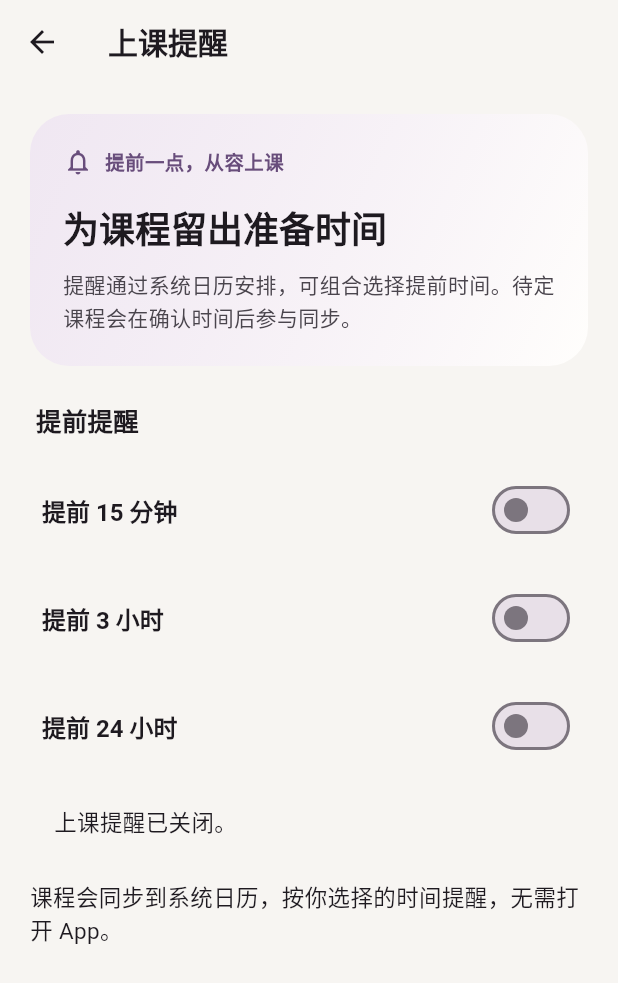
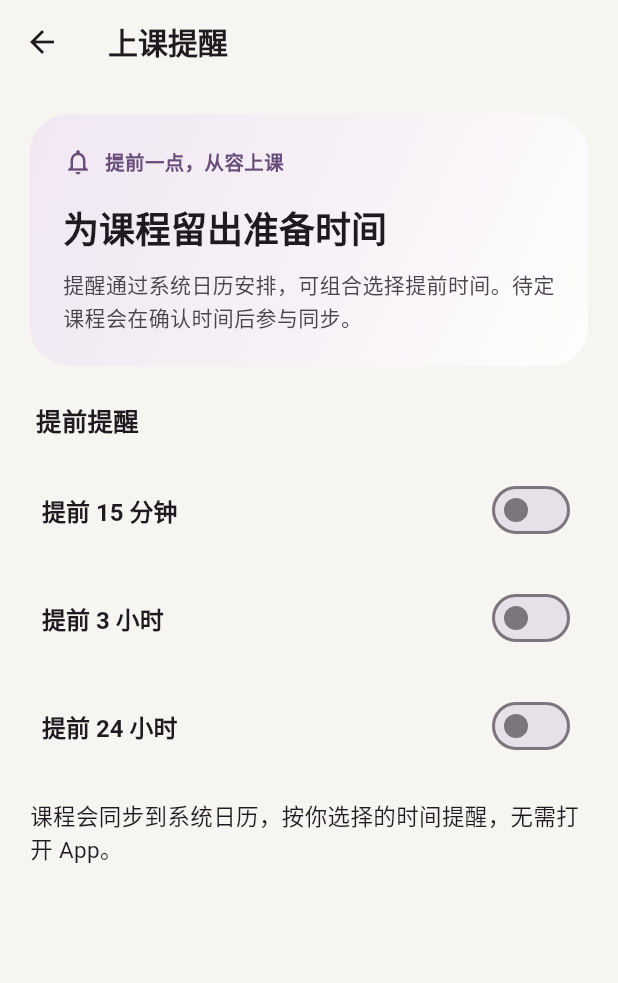
Before and after one commit to lt2236465917-design/sanqian-class, a Flutter app: the ReminderSettingsView screen opened directly, on a phone screen of 412 x 824 dp. Shown: the top 983 px of the screen. Run offline on Flutter 3.47's test engine with Material 3 defaults, Android fonts, the phone set to English and light mode, and no system bars; our stand-ins replace azlistview, dio, flutter_html, flutter_linkify, flutter_native_splash, fluttertoast and 7 more; missing offline and left inert: device_calendar, flutter_swiper_null_safety_flutter3, mobile_scanner, webview_flutter_android, zxing2; accounts and stored records are empty.

Commit message:
fix: keep the class reminder note fixed
Toggling the three lead times no longer replaces the line under the switches.

```diff
--- a/lib/Pages/Settings/ReminderSettingsView.dart
+++ b/lib/Pages/Settings/ReminderSettingsView.dart
@@ -96,26 +96,16 @@ class _ReminderSettingsViewState extends State<ReminderSettingsView>
       _widgetError = widgetError is String && widgetError.isNotEmpty
           ? widgetError
           : null;
-      _permissionDenied = result['permission'] == 'denied';
-      _isError =
-          _permissionDenied ||
-          (result['failed'] as num? ?? 0) > 0 ||
-          result.isEmpty ||
-          result['mode'] != 'calendar' ||
-          result['synced'] != true;
-      _status = result.isEmpty
-          ? '当前设备暂时无法安排系统提醒，请稍后重试。'
-          : _describeStatus(result);
+      final failure = _failureCopy(result);
+      _isError = failure != null;
+      _status = failure ?? '';
       _retry = _isError ? _resync : null;
     });
   }
 
   Future<void> _resync() async {
     if (_busy) return;
-    setState(() {
-      _busy = true;
-      _status = '正在重新安排提醒…';
-    });
+    setState(() => _busy = true);
     try {
       final result = await ScheduleDerivedDataService.sync(
         await loadPersonalSchedule(),
@@ -190,17 +180,15 @@ class _ReminderSettingsViewState extends State<ReminderSettingsView>
     }
   }
 
-  String _describeStatus(Map<String, dynamic> result) {
+  String? _failureCopy(Map<String, dynamic> result) {
+    _permissionDenied = result['permission'] == 'denied';
+    if (result.isEmpty) return '当前设备暂时无法安排系统提醒，请稍后重试。';
+    if (_permissionDenied) return '日历权限未开启，请在系统设置中允许访问日历后重试。';
     if (result['mode'] != 'calendar') return '请同步到系统日历，继续接收上课提醒。';
-    if (result['synced'] != true) {
+    if (result['synced'] != true || (result['failed'] as num? ?? 0) > 0) {
       return result['message'] as String? ?? '提醒未同步，请重试。';
     }
-    final count = result['count'] as num? ?? 0;
-    if (count == 0) {
-      return _enabled.values.any((v) => v) ? '已同步，当前没有待提醒的课程。' : '上课提醒已关闭。';
-    }
-    final extras = result['supplements'] as num? ?? 0;
-    return extras > 0 ? '提醒已开启，部分课程会在日历中显示补充提醒日程。' : '系统日历提醒已开启。';
+    return null;
   }
 
   @override
@@ -232,8 +220,6 @@ class _ReminderSettingsViewState extends State<ReminderSettingsView>
               value: _enabled[item.key]!,
               onChanged: _busy ? null : (v) => _change(item.key, v),
             ),
-          if (_busy)
-            Semantics(liveRegion: true, child: const Text('正在更新提醒设置…')),
           if (_status.isNotEmpty)
             Padding(
               padding: const EdgeInsets.all(16),
```
Also changed, not shown: 1 other file.
